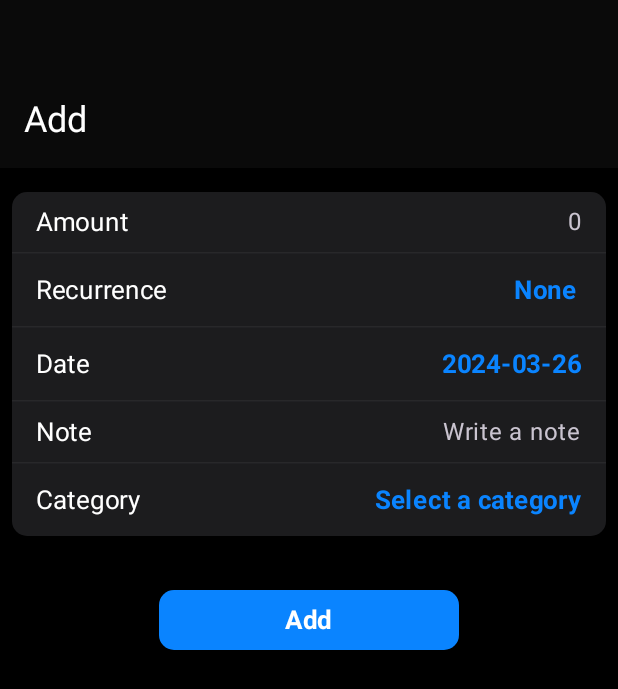
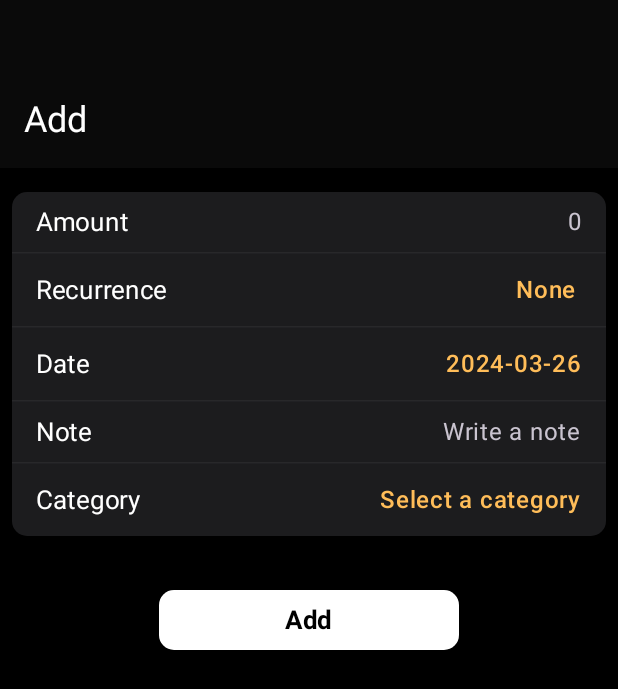
Before and after one commit to adshrs/MoneyManager, an Android app built with Jetpack Compose: the composable Add shown on its own in the app's theme, on a phone screen of 412 x 824 dp. Shown: the top 689 px of the screen. Run offline under Robolectric (Android 15) with nearby library versions, the phone set to English and light mode, and no system bars; libraries missing offline, so code that uses them is left out: com.marosseleng.compose.

Commit message:
Implemented Weekly Analytics Bar Chart + Add screen modifications

```diff
--- a/app/build.gradle.kts
+++ b/app/build.gradle.kts
@@ -63,9 +63,11 @@ dependencies {
 	implementation("com.marosseleng.android:compose-material3-datetime-pickers:0.7.2")
 	implementation("androidx.lifecycle:lifecycle-viewmodel-compose:2.7.0")
 	implementation("com.github.skydoves:colorpicker-compose:1.0.7")
-	implementation ("me.saket.swipe:swipe:1.3.0")
-	implementation ("io.github.serpro69:kotlin-faker:1.13.0")
+	implementation("me.saket.swipe:swipe:1.3.0")
+	implementation("io.github.serpro69:kotlin-faker:1.13.0")
 	implementation("androidx.compose.ui:ui-text-google-fonts:1.6.3")
+	implementation("com.github.tehras:charts:0.2.4-alpha")
+
 	testImplementation("junit:junit:4.13.2")
 	androidTestImplementation("androidx.test.ext:junit:1.1.5")
 	androidTestImplementation("androidx.test.espresso:espresso-core:3.5.1")
--- a/app/src/main/java/com/example/moneymanager/components/DropdownButton.kt
+++ b/app/src/main/java/com/example/moneymanager/components/DropdownButton.kt
@@ -23,7 +23,7 @@ import com.example.moneymanager.ui.theme.Typography
 fun DropdownButton(
 	modifier: Modifier = Modifier,
 	label: String = "",
-	onClick: () -> Unit
+	onClick: () -> Unit,
 ) {
 	Surface(
 		shape = RoundedCornerShape(6.dp),
@@ -32,10 +32,10 @@ fun DropdownButton(
 		onClick = onClick
 	) {
 		Row(
-			modifier = Modifier.padding(start = 20.dp, end = 17.dp, top = 3.dp, bottom = 3.dp),
+			modifier = Modifier.padding(start = 10.dp, end = 7.dp, top = 5.dp, bottom = 5.dp),
 			verticalAlignment = Alignment.CenterVertically
 		) {
-			Text(text = label, style = Typography.titleSmall)
+			Text(text = label, style = Typography.headlineMedium)
 			Icon(
 				painterResource(id = R.drawable.icon_unfold_more),
 				contentDescription = "Open picker",
--- a/app/src/main/java/com/example/moneymanager/components/ExpenseRow.kt
+++ b/app/src/main/java/com/example/moneymanager/components/ExpenseRow.kt
@@ -53,7 +53,7 @@ fun ExpenseRow(expense: Expense, modifier: Modifier = Modifier) {
 			Column(verticalArrangement = Arrangement.Center) {
 				Text(
 					text = "Rs. ${DecimalFormat("0.#").format(expense.amount)}",
-					style = Typography.bodySmall,
+					style = Typography.labelMedium,
 					color = Destructive
 				)
 			}
--- a/app/src/main/java/com/example/moneymanager/components/ExpensesDayGroup.kt
+++ b/app/src/main/java/com/example/moneymanager/components/ExpensesDayGroup.kt
@@ -41,7 +41,7 @@ fun ExpensesDayGroup(date: LocalDate, dayExpenses: DayExpenses, modifier: Modifi
 			Text(text = "Total:", style = Typography.bodyMedium, color = TextSecondary)
 			Text(
 				text = "Rs. ${DecimalFormat("0.#").format(dayExpenses.total)}",
-				style = Typography.headlineMedium,
+				style = Typography.labelMedium,
 				color = Destructive
 			)
 		}
--- a/app/src/main/java/com/example/moneymanager/pages/Add.kt
+++ b/app/src/main/java/com/example/moneymanager/pages/Add.kt
@@ -15,6 +15,7 @@ import androidx.compose.foundation.shape.CircleShape
 import androidx.compose.foundation.shape.RoundedCornerShape
 import androidx.compose.foundation.text.KeyboardOptions
 import androidx.compose.material3.Button
+import androidx.compose.material3.ButtonColors
 import androidx.compose.material3.DropdownMenu
 import androidx.compose.material3.DropdownMenuItem
 import androidx.compose.material3.ExperimentalMaterial3Api
@@ -35,6 +36,7 @@ import androidx.compose.ui.Alignment
 import androidx.compose.ui.ExperimentalComposeUiApi
 import androidx.compose.ui.Modifier
 import androidx.compose.ui.draw.clip
+import androidx.compose.ui.graphics.Color
 import androidx.compose.ui.text.TextStyle
 import androidx.compose.ui.text.input.KeyboardType
 import androidx.compose.ui.text.style.TextAlign
@@ -50,7 +52,9 @@ import com.example.moneymanager.ui.theme.BackgroundElevated
 import com.example.moneymanager.ui.theme.DividerColor
 import com.example.moneymanager.ui.theme.MoneyManagerTheme
 import com.example.moneymanager.ui.theme.Primary
+import com.example.moneymanager.ui.theme.Secondary
 import com.example.moneymanager.ui.theme.TopAppBarBackground
+import com.example.moneymanager.ui.theme.Typography
 import com.example.moneymanager.viewmodels.AddViewModel
 import com.marosseleng.compose.material3.datetimepickers.date.ui.dialog.DatePickerDialog
 
@@ -132,7 +136,11 @@ fun Add(navController: NavController, addViewModel: AddViewModel = viewModel())
 									modifier = Modifier.widthIn(min = 1.dp),
 									shape = RoundedCornerShape(10.dp)
 								) {
-									Text(text = state.recurrence?.name ?: Recurrence.None.name)
+									Text(
+										text = state.recurrence?.name ?: Recurrence.None.name,
+										color = Primary,
+										style = Typography.bodySmall
+									)
 									DropdownMenu(
 										expanded = recurrenceMenuOpened,
 										onDismissRequest = { recurrenceMenuOpened = false },
@@ -164,9 +172,14 @@ fun Add(navController: NavController, addViewModel: AddViewModel = viewModel())
 								TextButton(
 									onClick = { datePickerOpened = true },
 									contentPadding = PaddingValues(),
-									modifier = Modifier.widthIn(min = 1.dp)
+									modifier = Modifier.widthIn(min = 1.dp),
+									shape = RoundedCornerShape(10.dp)
 								) {
-									Text(text = state.date.toString())
+									Text(
+										text = state.date.toString(),
+										color = Primary,
+										style = Typography.bodySmall
+									)
 								}
 
 								if (datePickerOpened) {
@@ -216,10 +229,15 @@ fun Add(navController: NavController, addViewModel: AddViewModel = viewModel())
 								TextButton(
 									onClick = { categoriesMenuOpened = true },
 									contentPadding = PaddingValues(),
-									modifier = Modifier.widthIn(min = 1.dp)
+									modifier = Modifier.widthIn(min = 1.dp),
+									shape = RoundedCornerShape(10.dp)
 								) {
 									//TODO: Change the color of the text based on the selected category
-									Text(text = state.category ?: "Select a category")
+									Text(
+										text = state.category ?: "Select a category",
+										color = Primary,
+										style = Typography.bodySmall
+									)
 									DropdownMenu(
 										expanded = categoriesMenuOpened,
 										onDismissRequest = { categoriesMenuOpened = false },
@@ -260,7 +278,13 @@ fun Add(navController: NavController, addViewModel: AddViewModel = viewModel())
 						modifier = Modifier
 							.padding(16.dp)
 							.width(200.dp),
-						shape = RoundedCornerShape(10.dp)
+						shape = RoundedCornerShape(10.dp),
+						colors = ButtonColors(
+							containerColor = Secondary,
+							contentColor = Color.Black,
+							disabledContainerColor = Secondary,
+							disabledContentColor = Color.Black
+						)
 					) {
 						Text(text = "Add")
 					}
--- a/app/src/main/java/com/example/moneymanager/pages/Expenses.kt
+++ b/app/src/main/java/com/example/moneymanager/pages/Expenses.kt
@@ -81,7 +81,7 @@ fun Expenses(
 					DropdownButton(
 						label = state.recurrence.target,
 						onClick = { recurrenceMenuOpened = !recurrenceMenuOpened },
-						modifier = Modifier.padding(start = 16.dp )
+						modifier = Modifier.padding(start = 16.dp)
 					)
 					DropdownMenu(
 						expanded = recurrenceMenuOpened,
@@ -111,7 +111,9 @@ fun Expenses(
 				}
 				ExpensesList(
 					expenses = mockExpenses,
-					modifier = Modifier.padding(0.dp).verticalScroll(rememberScrollState())
+					modifier = Modifier
+						.padding(0.dp)
+						.verticalScroll(rememberScrollState())
 				)
 			}
 		}
--- a/app/src/main/java/com/example/moneymanager/pages/Menu.kt
+++ b/app/src/main/java/com/example/moneymanager/pages/Menu.kt
@@ -53,7 +53,6 @@ fun Menu(navController: NavController) {
 					TableRow(label = "Settings", hasArrow = true, modifier = Modifier.clickable {
 						navController.navigate("menu/settings")
 					})
-					HorizontalDivider(thickness = 1.dp, color = DividerColor)
 				}
 			}
 		}
--- a/app/src/main/java/com/example/moneymanager/ui/theme/Color.kt
+++ b/app/src/main/java/com/example/moneymanager/ui/theme/Color.kt
@@ -5,7 +5,8 @@ import androidx.compose.ui.graphics.Color
 val Surface = Color.Black
 val TextPrimary = Color.White
 val Destructive = Color(0xFFFF453A)
-val Primary = Color(0xFF0A84FF)
+val Primary = Color(0xFFFFBD59)
+val Secondary = Color.White
 
 val SystemGray04 = Color(0xFF3A3A3C)
 val BackgroundElevated = Color(0xFF1C1C1E)
--- a/build.gradle.kts
+++ b/build.gradle.kts
@@ -1,5 +1,5 @@
 // Top-level build file where you can add configuration options common to all sub-projects/modules.
 plugins {
-	id("com.android.application") version "8.3.0" apply false
+	id("com.android.application") version "8.3.1" apply false
 	id("org.jetbrains.kotlin.android") version "1.9.0" apply false
 }
--- a/settings.gradle.kts
+++ b/settings.gradle.kts
@@ -1,3 +1,5 @@
+@file:Suppress("UnstableApiUsage")
+
 pluginManagement {
 	repositories {
 		google()
@@ -10,6 +12,7 @@ dependencyResolutionManagement {
 	repositories {
 		google()
 		mavenCentral()
+		maven (url = "https://jitpack.io")
 	}
 }
 
```
Also changed, not shown: app/src/main/java/com/example/moneymanager/MainActivity.kt (+10 -9 lines), app/src/main/java/com/example/moneymanager/components/charts/BarDrawer.kt (added, +46 -0 lines), app/src/main/java/com/example/moneymanager/components/charts/LabelDrawer.kt (added, +33 -0 lines), app/src/main/java/com/example/moneymanager/components/charts/WeeklyChart.kt (added, +76 -0 lines), app/src/main/java/com/example/moneymanager/models/Expense.kt (+20 -0 lines), app/src/main/java/com/example/moneymanager/pages/Analytics.kt (added, +107 -0 lines), app/src/main/java/com/example/moneymanager/utils/NumberUtils.kt (added, +11 -0 lines), app/src/main/res/drawable/icon_navbar_analytics.xml (renamed from app/src/main/res/drawable/icon_navbar_insights.xml), app/src/main/res/drawable/icon_navbar_analytics_selected.xml (renamed from app/src/main/res/drawable/icon_navbar_insights_selected.xml).
